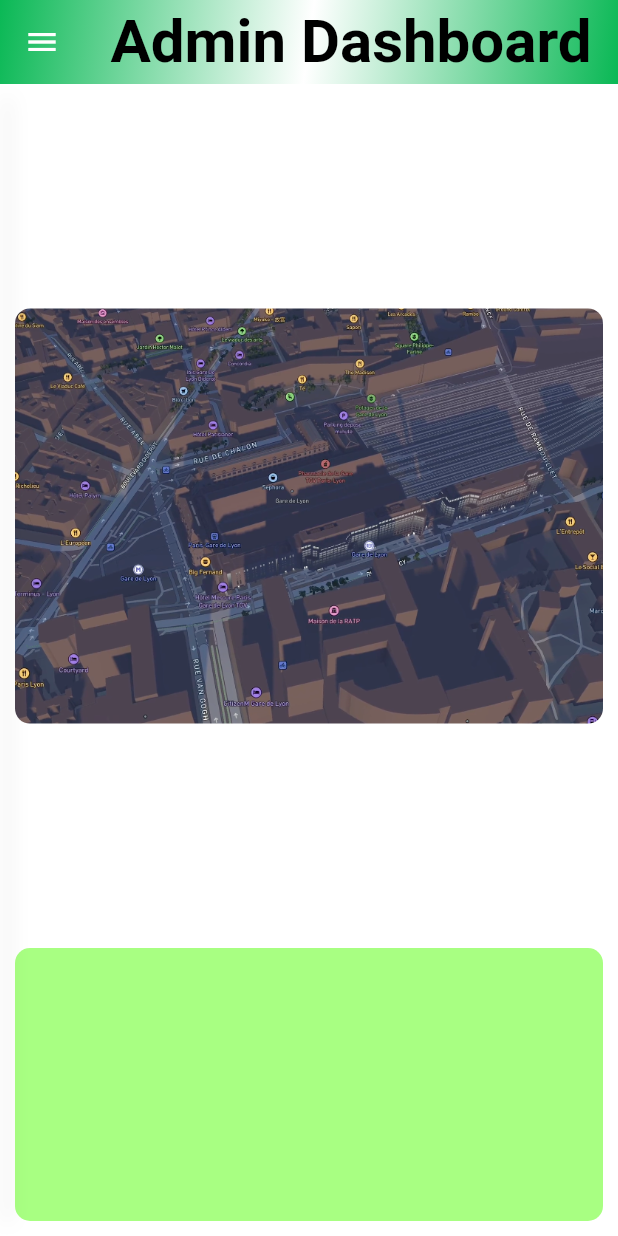
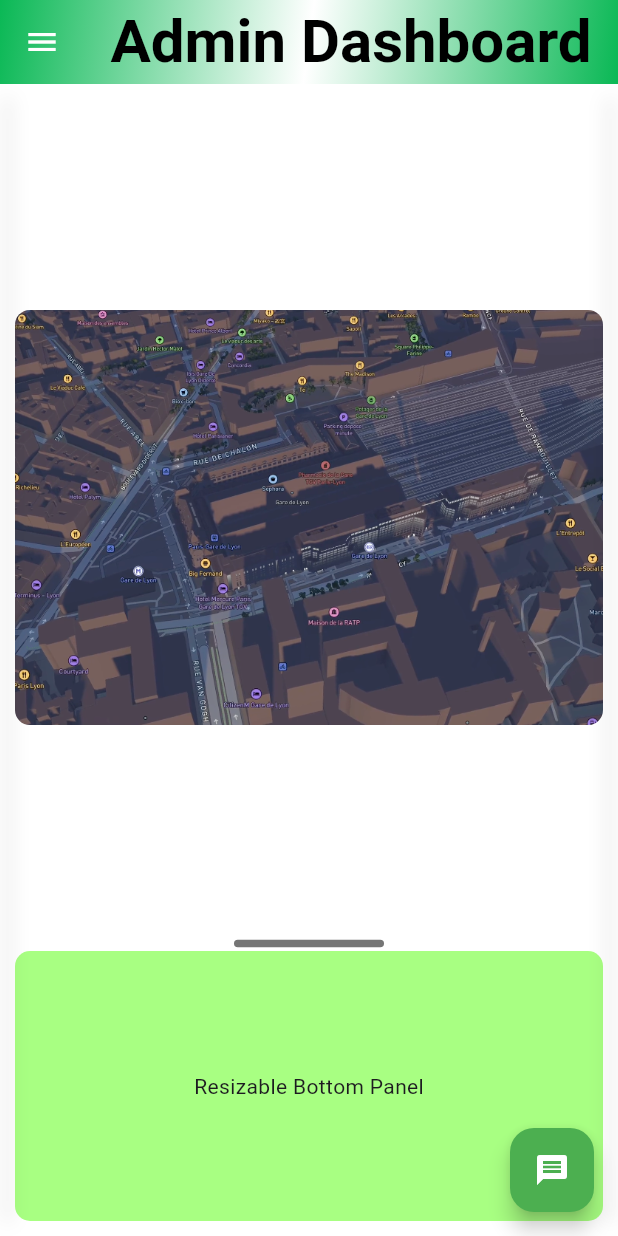
Before and after one commit to ebra2022-sudo/bus_allocation_dashboard_application, a Flutter app: the screen it shows after launch, on a phone screen of 412 x 824 dp. Run offline on Flutter 3.47's test engine with Material 3 defaults, Android fonts, the phone set to English and light mode, and no system bars.

Commit message:
add mesage panel and floting action button

```diff
--- a/lib/main.dart
+++ b/lib/main.dart
@@ -12,9 +12,9 @@
     return MaterialApp(
       title: 'Admin Dashboard',
       theme: ThemeData(
-        primarySwatch: Colors.blue,
+        primarySwatch: Colors.green,
       ),
-      home: DashboardScreen(),
+      home: const DashboardScreen(),
     );
   }
 }
@@ -27,8 +27,17 @@
 }
 
 class _DashboardScreenState extends State<DashboardScreen> {
-  bool _isSidePanelOpen = false; // Tracks if the side panel is open
-  final double _sidePanelWidth = 200.0; // Width of the side panel
+  bool _isSidePanelOpen = false;
+  bool _isMessagePanelOpen = false;
+  final double _sidePanelWidth = 250.0;
+  final double _messagePanelWidth = 300.0;
+
+  double _bottomHeight = 200.0;
+  final double _minHeight = 100.0;
+  final double _maxHeight = 500.0;
+
+  bool _isDragging = false;
+  bool? _isDraggingUp;
 
   void _toggleSidePanel() {
     setState(() {
@@ -36,126 +45,188 @@
     });
   }
 
+  void _toggleMessagePanel() {
+    setState(() {
+      _isMessagePanelOpen = !_isMessagePanelOpen;
+    });
+  }
+
+  void _onVerticalDragStart(DragStartDetails details) {
+    setState(() {
+      _isDragging = true;
+    });
+  }
+
+  void _onVerticalDragUpdate(DragUpdateDetails details) {
+    setState(() {
+      _bottomHeight -= details.delta.dy;
+      _bottomHeight = _bottomHeight.clamp(_minHeight, _maxHeight);
+      _isDraggingUp = details.delta.dy < 0;
+    });
+  }
+
+  void _onVerticalDragEnd(DragEndDetails details) {
+    setState(() {
+      _isDragging = false;
+    });
+  }
+
   @override
   Widget build(BuildContext context) {
+    final double totalHeight = MediaQuery.of(context).size.height;
+    final double mapHeight = totalHeight - _bottomHeight - kToolbarHeight;
+
     return Scaffold(
       appBar: AppBar(
-        title: Center(child:  Text(
-          'Admin Dashboard',
-          style: TextStyle(color: Colors.black, fontSize: 40,fontWeight: FontWeight.bold ), // White text for contrast
-        )),
+        title: const Center(
+          child: Text(
+            'Admin Dashboard',
+            style: TextStyle(
+              color: Colors.black,
+              fontSize: 40,
+              fontWeight: FontWeight.bold,
+            ),
+          ),
+        ),
         leading: IconButton(
           icon: Icon(
             _isSidePanelOpen ? Icons.arrow_back : Icons.menu,
-            color: Colors.white, // White icon for contrast
+            color: Colors.white,
           ),
           onPressed: _toggleSidePanel,
         ),
         flexibleSpace: Container(
-          decoration: BoxDecoration(
+          decoration: const BoxDecoration(
             gradient: LinearGradient(
               colors: [
-                Color.fromARGB(255, 10, 184, 85), // Darker grey again
-                Color.fromARGB(255, 255, 255, 255), // Darker grey again
-                Color.fromARGB(255, 10, 184, 85), // Darker grey again
+                Color.fromARGB(255, 10, 184, 85),
+                Color.fromARGB(255, 255, 255, 255),
+                Color.fromARGB(255, 10, 184, 85),
               ],
               begin: Alignment.topLeft,
               end: Alignment.bottomRight,
             ),
           ),
-          child: CustomPaint(
-            child: Container(),
-          ),
+          child: CustomPaint(child: Container()),
         ),
-        elevation: 4.0, // Add shadow for depth
+        elevation: 4.0,
       ),
+      floatingActionButton: _isMessagePanelOpen
+          ? null // Hide FAB when message panel is open
+          : FloatingActionButton(
+        onPressed: _toggleMessagePanel,
+        backgroundColor: Colors.green,
+        child: const Icon(
+          Icons.message,
+          color: Colors.white,
+        ),
+      ),
+      floatingActionButtonLocation: FloatingActionButtonLocation.endFloat,
       body: Stack(
         children: [
-          // Main content (Map view)
+          // Main content (Map + bottom sheet)
           AnimatedContainer(
-            color: Colors.white ,
-            duration: Duration(milliseconds: 300),
+            duration: const Duration(milliseconds: 300),
             margin: EdgeInsets.only(
               left: _isSidePanelOpen ? _sidePanelWidth : 0.0,
+              right: _isMessagePanelOpen ? _messagePanelWidth : 0.0,
             ),
+            color: Colors.white,
             child: Column(
               children: [
-                // Map view (using a placeholder image)
-                Expanded(
-                  flex: 3,
+                // Map
+                SizedBox(
+                  height: mapHeight,
                   child: Container(
                     color: Colors.transparent,
-                    padding: EdgeInsets.all(10.0),
+                    padding: const EdgeInsets.only(top: 10.0, left: 10.0, right: 10),
                     child: Center(
                       child: ClipRRect(
-                        borderRadius: BorderRadius.circular(10.0), // Apply corner radius
+                        borderRadius: BorderRadius.circular(10.0),
                         child: Image.asset(
-                          'assets/map image.png', // Path to your asset image
+                          'assets/map image.png',
                           fit: BoxFit.cover,
                           width: double.infinity,
                         ),
-                      )
+                      ),
                     ),
                   ),
                 ),
-                // Bottom section (white space below the map)
-                Expanded(
-                  flex: 1,
+                // Drag handle
+                GestureDetector(
+                  onVerticalDragUpdate: _onVerticalDragUpdate,
+                  onVerticalDragStart: _onVerticalDragStart,
+                  onVerticalDragEnd: _onVerticalDragEnd,
                   child: Container(
+                    height: 10,
+                    alignment: Alignment.center,
+                    child: Container(
+                      width: 100,
+                      height: 5,
+                      decoration: BoxDecoration(
+                        color: _isDragging ? Colors.blue : Colors.grey.shade600,
+                        borderRadius: BorderRadius.circular(2.5),
+                      ),
+                    ),
+                  ),
+                ),
+                // Bottom Sheet
+                SizedBox(
+                  height: _bottomHeight - 10,
+                  child: Container(
+                    padding: const EdgeInsets.only(bottom: 10.0, left: 10.0, right: 10),
                     color: Colors.transparent,
-                    padding: EdgeInsets.only(top: 0.0, bottom: 10.0, right: 10.0, left: 10.0),
-                    child: Center(
-                        child: ClipRRect(
-                          borderRadius: BorderRadius.circular(10.0), // Apply corner radius
-                          child: Container(
-                            color: Color.fromARGB(255, 168, 255, 130),
-                          ),
-                        )
+                    child: ClipRRect(
+                      borderRadius: BorderRadius.circular(10.0),
+                      child: Container(
+                        color: const Color.fromARGB(255, 168, 255, 130),
+                        child: const Center(child: Text("Resizable Bottom Panel")),
+                      ),
                     ),
                   ),
                 ),
               ],
             ),
           ),
-          // Side panel with shadow and corner radius
+          // Side panel (left)
           Padding(
-            padding: EdgeInsets.only(top: 10, bottom: 10), // Adds 10px spacing from AppBar and Bottom
+            padding: const EdgeInsets.only(top: 10, bottom: 10),
             child: AnimatedContainer(
-              duration: Duration(milliseconds: 300),
+              duration: const Duration(milliseconds: 300),
               width: _isSidePanelOpen ? _sidePanelWidth : 0.0,
-              decoration: BoxDecoration(
+              decoration: const BoxDecoration(
                 color: Colors.white,
                 borderRadius: BorderRadius.only(
-                  topRight: Radius.circular(10.0), // Rounded top-right corner
-                  bottomRight: Radius.circular(10.0), // Rounded bottom-right corner
+                  topRight: Radius.circular(10.0),
+                  bottomRight: Radius.circular(10.0),
                 ),
                 boxShadow: [
                   BoxShadow(
-                    color: Colors.black.withAlpha(20), // Shadow color
-                    offset: Offset(5, 0), // Shadow offset (X-axis only)
-                    blurRadius: 10.0, // Softness of the shadow
-                    spreadRadius: 2.0, // Spread of the shadow
+                    color: Colors.black12,
+                    offset: Offset(5, 0),
+                    blurRadius: 10.0,
+                    spreadRadius: 2.0,
                   ),
                 ],
               ),
               child: _isSidePanelOpen
                   ? Padding(
-                padding: EdgeInsets.symmetric(vertical: 10), // Inner padding for content
+                padding: const EdgeInsets.symmetric(vertical: 10),
                 child: Column(
                   children: [
                     ListTile(
-                      leading: Icon(Icons.map),
-                      title: Text('Map Options'),
+                      leading: const Icon(Icons.map),
+                      title: const Text('Map Options'),
                       onTap: () {},
                     ),
                     ListTile(
-                      leading: Icon(Icons.settings),
-                      title: Text('Settings'),
+                      leading: const Icon(Icons.settings),
+                      title: const Text('Settings'),
                       onTap: () {},
                     ),
                     ListTile(
-                      leading: Icon(Icons.info),
-                      title: Text('About'),
+                      leading: const Icon(Icons.info),
+                      title: const Text('About'),
                       onTap: () {},
                     ),
                   ],
@@ -163,7 +234,98 @@
               )
                   : null,
             ),
-          )
+          ),
+          // Message panel (right)
+          Align(
+            alignment: Alignment.centerRight,
+            child: Padding(
+              padding: const EdgeInsets.only(top: 10, bottom: 10),
+              child: AnimatedContainer(
+                duration: const Duration(milliseconds: 300),
+                width: _isMessagePanelOpen ? _messagePanelWidth : 0.0,
+                decoration: const BoxDecoration(
+                  color: Colors.white,
+                  borderRadius: BorderRadius.only(
+                    topLeft: Radius.circular(10.0),
+                    bottomLeft: Radius.circular(10.0),
+                  ),
+                  boxShadow: [
+                    BoxShadow(
+                      color: Colors.black12,
+                      offset: Offset(-5, 0),
+                      blurRadius: 10.0,
+                      spreadRadius: 2.0,
+                    ),
+                  ],
+                ),
+                child: _isMessagePanelOpen
+                    ? Padding(
+                  padding: const EdgeInsets.all(16.0),
+                  child: Column(
+                    crossAxisAlignment: CrossAxisAlignment.start,
+                    children: [
+                      Row(
+                        children: [
+                          IconButton(
+                            icon: const Icon(Icons.arrow_back),
+                            onPressed: _toggleMessagePanel, // Close message panel
+                          ),
+                          const SizedBox(width: 8),
+                          const Text(
+                            'Messages',
+                            style: TextStyle(
+                              fontSize: 20,
+                              fontWeight: FontWeight.bold,
+                            ),
+                          ),
+                        ],
+                      ),
+                      const SizedBox(height: 16),
+                      Expanded(
+                        child: ListView(
+                          children: const [
+                            ListTile(
+                              leading: Icon(Icons.person),
+                              title: Text('Driver 1'),
+                              subtitle: Text('Need more drivers in Zone A'),
+                            ),
+                            ListTile(
+                              leading: Icon(Icons.person),
+                              title: Text('Driver 2'),
+                              subtitle: Text('ETA updated: 5 mins'),
+                            ),
+                          ],
+                        ),
+                      ),
+                      const Divider(),
+                      Row(
+                        children: [
+                          Expanded(
+                            child: TextField(
+                              decoration: InputDecoration(
+                                hintText: 'Type a message...',
+                                border: OutlineInputBorder(
+                                  borderRadius: BorderRadius.circular(8.0),
+                                ),
+                              ),
+                            ),
+                          ),
+                          const SizedBox(width: 8),
+                          IconButton(
+                            icon: const Icon(Icons.send, color: Colors.green),
+                            onPressed: () {
+                              // Add send message logic here
+                            },
+                          ),
+                        ],
+                      ),
+                    ],
+                  ),
+                )
+                    : null,
+              ),
+            ),
+          ),
         ],
       ),
     );
```
